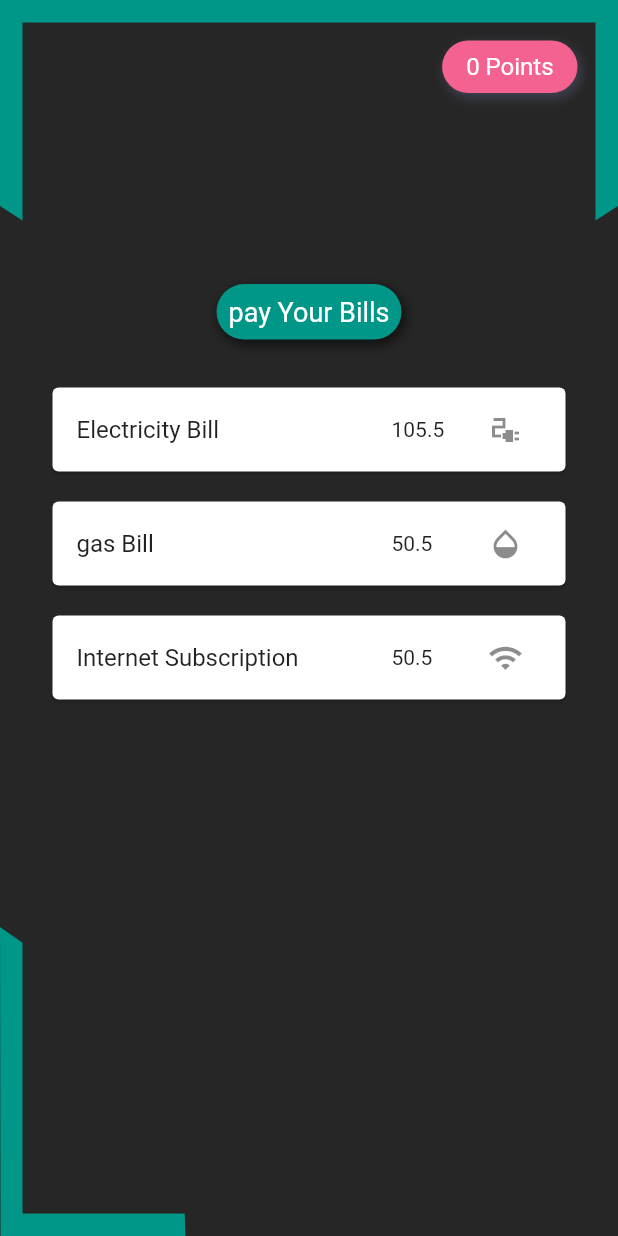
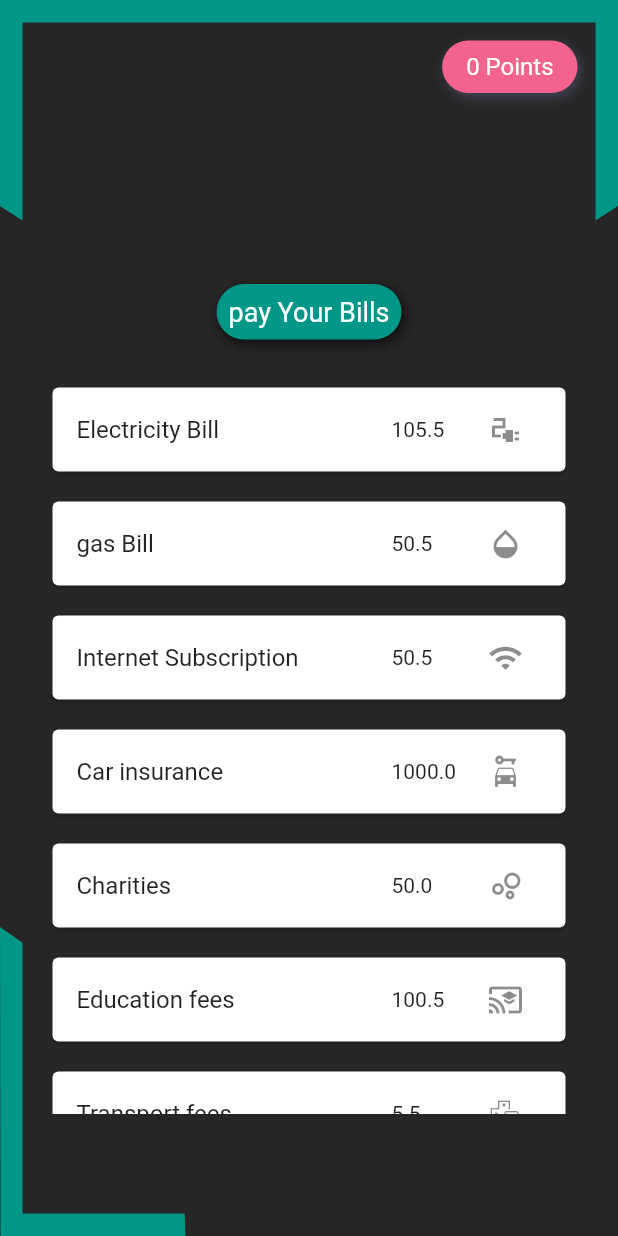
Before and after one commit to thebeast1/Meta-Transfer, a Flutter app: the HomeScreen screen opened directly, after a tap on "Bills", on a phone screen of 412 x 824 dp. Run offline on Flutter 3.47's test engine with Material 2 defaults, Android fonts, the phone set to English and light mode, and no system bars; our stand-ins replace awesome_dialog, cloud_firestore, firebase_auth, firebase_core, qr_flutter; missing offline and left inert: qr_code_scanner; accounts and stored records are empty.

Commit message:
stable version

```diff
--- a/lib/constants/strings.dart
+++ b/lib/constants/strings.dart
@@ -1,3 +1,7 @@
 String billName1 = "Electricity Bill";
 String billName2 = "gas Bill";
 String billName3 = "Internet Subscription";
+String billName4 = "Car insurance";
+String billName5 = "Charities";
+String billName6 = "Education fees";
+String billName7 = "Transport fees";
--- a/lib/db_handler.dart
+++ b/lib/db_handler.dart
@@ -9,8 +9,10 @@ class DBHandler {
     try {
       UserCredential userCredential = await FirebaseAuth.instance
           .signInWithEmailAndPassword(email: email, password: password);
+
       currentUser = new UserData();
       currentUser.email = email;
+
       FirebaseFirestore.instance
           .collection("users")
           .where("email", isEqualTo: email)
--- a/lib/main.dart
+++ b/lib/main.dart
@@ -36,6 +36,7 @@ class MyApp extends StatelessWidget {
             return Login();
           }
 
+
           // Otherwise, show something whilst waiting for initialization to complete
           return Scaffold(
             body: Center(
--- a/lib/pages/bills_page.dart
+++ b/lib/pages/bills_page.dart
@@ -15,10 +15,15 @@ class BillsPage extends StatefulWidget {
 }
 
 class _BillsPageState extends State<BillsPage> {
+
   List<Bill> _bills = [
     Bill(billName1, 105.5, Icons.electrical_services_sharp),
     Bill(billName2, 50.5, Icons.opacity_outlined),
     Bill(billName3, 50.5, Icons.wifi),
+    Bill(billName4, 1000, Icons.car_rental),
+    Bill(billName5, 50, Icons.bubble_chart_outlined),
+    Bill(billName6, 100.5, Icons.cast_for_education),
+    Bill(billName7, 5.5, Icons.emoji_transportation_outlined),
   ];
 
   final CollectionReference _users =
@@ -41,6 +46,7 @@ class _BillsPageState extends State<BillsPage> {
         // discount the transaction form the sender
       }).then((value) {
         String time = DateFormat.yMMMMEEEEd().add_Hms().format(DateTime.now());
+
         print("!!!!!succeed $time");
         _history.add({
           'sender': DBHandler.currentUser.email,
--- a/lib/pages/home_page.dart
+++ b/lib/pages/home_page.dart
@@ -109,7 +109,8 @@ class _HomeScreenState extends State<HomeScreen> {
                     return Container();
 
                   DocumentSnapshot documentSnapshot;
-                  if (snapshot.data.docs.toString().length > 2) {
+                  if (snapshot.data.docs.toString().length > 2) //
+                  {
                     documentSnapshot = snapshot.data.docs[0];
                     DBHandler.currentUser.cardNum = documentSnapshot['cardNum'];
                     DBHandler.currentUser.balance = documentSnapshot['balance'];
@@ -118,7 +119,7 @@ class _HomeScreenState extends State<HomeScreen> {
                     DBHandler.currentUser.cardNum = "××××××××××××××××";
                     DBHandler.currentUser.balance = 0.0;
                     DBHandler.currentUser.name = "unknown";
-                  }
+                  } //
                   String cardNum = DBHandler.currentUser.cardNum;
                   return Column(
                     crossAxisAlignment: CrossAxisAlignment.start,
@@ -151,10 +152,7 @@ class _HomeScreenState extends State<HomeScreen> {
                       ),
                       Container(
                         padding: EdgeInsets.only(bottom: 4),
-                        child: Row(
-                          mainAxisAlignment: MainAxisAlignment.spaceBetween,
-                          children: [
-                            Text(
+                        child: Text(
                           cardNum.substring(0, 4) +
                               "\t\t\t" +
                               cardNum.substring(4, 8) +
@@ -162,10 +160,7 @@ class _HomeScreenState extends State<HomeScreen> {
                               cardNum.substring(8, 12) +
                               "\t\t\t" +
                               cardNum.substring(12),
-                              style:
-                                  TextStyle(color: Colors.white, fontSize: 12),
-                            ),
-                          ],
+                          style: TextStyle(color: Colors.white, fontSize: 12),
                         ),
                       ),
                       Text(
@@ -185,8 +180,8 @@ class _HomeScreenState extends State<HomeScreen> {
                 children: [
                   IconItem(Icons.transit_enterexit, 'Send', 0, _sendMoney),
                   IconItem(Icons.transit_enterexit, 'Receive', 1, _receive),
-                  IconItem(Icons.wysiwyg, 'Withdraw', 0, _withdrawMoney),
-                  IconItem(Icons.receipt, 'Bills', 0, () {
+                  IconItem(Icons.wysiwyg, 'Withdraw', 1, _withdrawMoney),
+                  IconItem(Icons.receipt, 'Bills', 1, () {
                     Navigator.push(
                         context,
                         MaterialPageRoute(
@@ -230,25 +225,32 @@ class _HomeScreenState extends State<HomeScreen> {
           stream: _history.orderBy("time", descending: false).snapshots(),
           builder: (context, AsyncSnapshot<QuerySnapshot> streamSnapshot) {
             if (streamSnapshot.connectionState == ConnectionState.waiting)
-              return Container();
+              return Container(
+              );
 
             return ListView.builder(
               itemCount: streamSnapshot.data.docs.length,
               itemBuilder: (context, index) {
                 final DocumentSnapshot documentSnapshot =
                     streamSnapshot.data.docs[index];
+
+
                 var item = HistoryItem(
                     documentSnapshot['time'],
                     documentSnapshot['amount'].toString(),
                     documentSnapshot['sender'],
                     documentSnapshot['receiver']);
+
+
                 if (!(item.sender == DBHandler.currentUser.email ||
                     item.receiver == DBHandler.currentUser.email))
                   return Container();
+
                 return listItem(
                   Icons.transit_enterexit,
                   item,
                 );
+
               },
             );
           },
@@ -323,7 +325,7 @@ class _HomeScreenState extends State<HomeScreen> {
               height: 250,
               width: 230,
               child: QrImage(
-                foregroundColor: Colors.black,
+                foregroundColor: Colors.amber,
                 data: DBHandler.currentUser.email,
                 version: QrVersions.auto,
                 size: 200.0,
@@ -395,10 +397,13 @@ class _HomeScreenState extends State<HomeScreen> {
                       'balance': DBHandler.currentUser.balance - (amount + fee),
                       // discount the transaction form the sender
                     }).then((value) {
+
                       String time = DateFormat.yMMMMEEEEd()
                           .add_Hms()
                           .format(DateTime.now());
+
                       print("!!!!!succeed $time ${DateTime.now()}");
+
                       _history
                           .add({
                             'sender': DBHandler.currentUser.email,
@@ -416,6 +421,7 @@ class _HomeScreenState extends State<HomeScreen> {
                                 btnCancelOnPress: () {},
                                 btnOkOnPress: () {},
                               )..show());
+
                     }).catchError((error) => AwesomeDialog(
                           context: context,
                           dialogType: DialogType.ERROR,
@@ -562,7 +568,7 @@ class _HomeScreenState extends State<HomeScreen> {
                                 //third update my balance
                                 _users.doc(DBHandler.currentUser.email).update({
                                   'balance': DBHandler.currentUser.balance -
-                                      (amount + fee),
+                                      (amount + amount*.01),
                                   // discount the transaction form the sender
                                 }).then((value) {
                                   //final step make a history of this transaction.
@@ -590,8 +596,8 @@ class _HomeScreenState extends State<HomeScreen> {
                           } else {
                             AwesomeDialog(
                               context: context,
-                              dialogType: DialogType.INFO,
-                              animType: AnimType.BOTTOMSLIDE,
+                              dialogType: DialogType.QUESTION,
+                              animType: AnimType.SCALE,
                               title: 'Info',
                               desc:
                                   "Enter the data correctly or check your balance",
@@ -645,7 +651,7 @@ class _HomeScreenState extends State<HomeScreen> {
 
   Widget iconDesign(IconData icon, int rotation) {
     return Container(
-      margin: EdgeInsets.only(bottom: 4, left: 4),
+      margin: EdgeInsets.only(bottom: 4, left: 0),
       height: 40,
       width: 40,
       decoration: BoxDecoration(
@@ -658,14 +664,14 @@ class _HomeScreenState extends State<HomeScreen> {
           ),
         ],
         color: titleBlueColorBG2,
-        borderRadius: BorderRadius.circular(16),
+        borderRadius: BorderRadius.circular(20),
       ),
       child: Transform.rotate(
         angle: rotation == 0 ? 3 : 0,
         child: Icon(
           icon,
           color: Colors.black,
-          size: 16,
+          size: 20,
         ),
       ),
     );
--- a/lib/pages/profile_page.dart
+++ b/lib/pages/profile_page.dart
@@ -51,7 +51,7 @@ class _ProfileState extends State<Profile> {
       backgroundColor: blackColorBG,
       body: SafeArea(
         child: CustomPaint(
-          painter: ShapePainter(),
+            painter: ShapePainter(),
           child: Container(
             height: double.infinity,
             width: double.infinity,
```
Also changed, not shown: lib/pages/signup_page.dart (+18 -17 lines), lib/pages/startup_page.dart (added, +159 -0 lines), 1 other file. Lines whose indentation alone changed are shown as unchanged.
